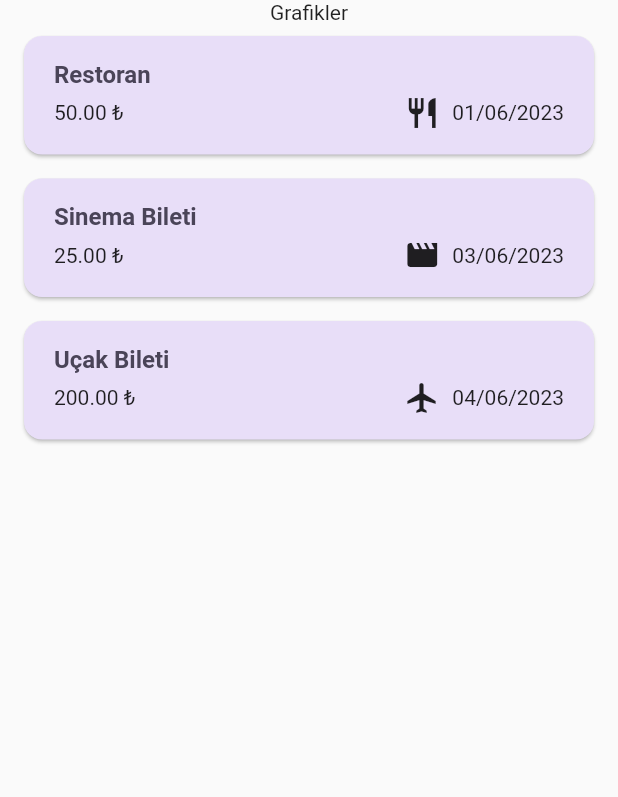
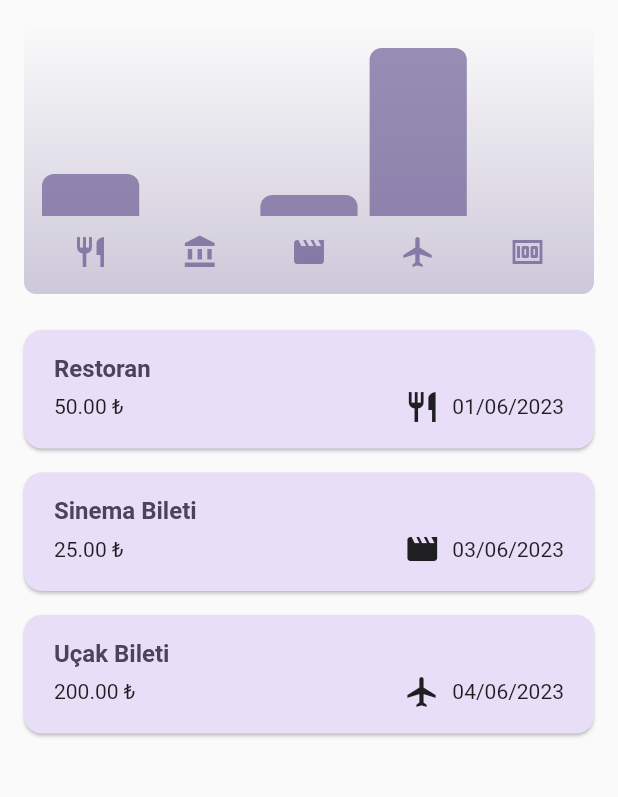
Before and after one commit to burakkbicer/expense_tracker, a Flutter app: the screen it shows after launch, on a phone screen of 412 x 824 dp, the part 84-881 px from its top. Run offline on Flutter 3.47's test engine with Material 2 defaults, Android fonts, the phone set to English and light mode, and no system bars.

Commit message:
feat: Implemented charting functionality

```diff
--- a/lib/models/expense.dart
+++ b/lib/models/expense.dart
@@ -33,3 +33,25 @@ class Expense {
 
   String get formattedDate => formatter.format(date);
 }
+
+class ExpenseBucket {
+  const ExpenseBucket({required this.category, required this.expenses});
+
+  ExpenseBucket.forCategory(List<Expense> allExpenses, this.category)
+      : expenses = allExpenses
+            .where((expense) => expense.category == category)
+            .toList();
+
+  final Category category;
+  final List<Expense> expenses;
+
+  double get totalExpenses {
+    double sum = 0;
+
+    for (final expense in expenses) {
+      sum += expense.amount;
+    }
+
+    return sum;
+  }
+}
--- /dev/null
+++ b/lib/widgets/chart/chart.dart
@@ -0,0 +1,96 @@
+import 'package:flutter/material.dart';
+
+import 'package:expense_tracker/widgets/chart/chart_bar.dart';
+import 'package:expense_tracker/models/expense.dart';
+
+class Chart extends StatelessWidget {
+  const Chart({super.key, required this.expenses});
+
+  final List<Expense> expenses;
+
+  List<ExpenseBucket> get buckets {
+    return [
+      ExpenseBucket.forCategory(expenses, Category.yemek),
+      ExpenseBucket.forCategory(expenses, Category.banka),
+      ExpenseBucket.forCategory(expenses, Category.eglence),
+      ExpenseBucket.forCategory(expenses, Category.seyahat),
+      ExpenseBucket.forCategory(expenses, Category.diger),
+    ];
+  }
+
+  double get maxTotalExpense {
+    double maxTotalExpense = 0;
+
+    for (final bucket in buckets) {
+      if (bucket.totalExpenses > maxTotalExpense) {
+        maxTotalExpense = bucket.totalExpenses;
+      }
+    }
+
+    return maxTotalExpense;
+  }
+
+  @override
+  Widget build(BuildContext context) {
+    final isDarkMode =
+        MediaQuery.of(context).platformBrightness == Brightness.dark;
+    return Container(
+      margin: const EdgeInsets.all(16),
+      padding: const EdgeInsets.symmetric(
+        vertical: 16,
+        horizontal: 8,
+      ),
+      width: double.infinity,
+      height: 180,
+      decoration: BoxDecoration(
+        borderRadius: BorderRadius.circular(8),
+        gradient: LinearGradient(
+          colors: [
+            Theme.of(context).colorScheme.primary.withOpacity(0.3),
+            Theme.of(context).colorScheme.primary.withOpacity(0.0)
+          ],
+          begin: Alignment.bottomCenter,
+          end: Alignment.topCenter,
+        ),
+      ),
+      child: Column(
+        children: [
+          Expanded(
+            child: Row(
+              crossAxisAlignment: CrossAxisAlignment.end,
+              children: [
+                for (final bucket in buckets) // alternative to map()
+                  ChartBar(
+                    fill: bucket.totalExpenses == 0
+                        ? 0
+                        : bucket.totalExpenses / maxTotalExpense,
+                  )
+              ],
+            ),
+          ),
+          const SizedBox(height: 12),
+          Row(
+            children: buckets
+                .map(
+                  (bucket) => Expanded(
+                    child: Padding(
+                      padding: const EdgeInsets.symmetric(horizontal: 4),
+                      child: Icon(
+                        categoryIcons[bucket.category],
+                        color: isDarkMode
+                            ? Theme.of(context).colorScheme.secondary
+                            : Theme.of(context)
+                                .colorScheme
+                                .primary
+                                .withOpacity(0.7),
+                      ),
+                    ),
+                  ),
+                )
+                .toList(),
+          )
+        ],
+      ),
+    );
+  }
+}
--- /dev/null
+++ b/lib/widgets/chart/chart_bar.dart
@@ -0,0 +1,34 @@
+import 'package:flutter/material.dart';
+
+class ChartBar extends StatelessWidget {
+  const ChartBar({
+    super.key,
+    required this.fill,
+  });
+
+  final double fill;
+
+  @override
+  Widget build(BuildContext context) {
+    final isDarkMode =
+        MediaQuery.of(context).platformBrightness == Brightness.dark;
+    return Expanded(
+      child: Padding(
+        padding: const EdgeInsets.symmetric(horizontal: 4),
+        child: FractionallySizedBox(
+          heightFactor: fill,
+          child: DecoratedBox(
+            decoration: BoxDecoration(
+              shape: BoxShape.rectangle,
+              borderRadius:
+                  const BorderRadius.vertical(top: Radius.circular(8)),
+              color: isDarkMode
+                  ? Theme.of(context).colorScheme.secondary
+                  : Theme.of(context).colorScheme.primary.withOpacity(0.65),
+            ),
+          ),
+        ),
+      ),
+    );
+  }
+}
--- a/lib/widgets/expenses.dart
+++ b/lib/widgets/expenses.dart
@@ -3,6 +3,7 @@ import 'package:flutter/material.dart';
 import 'package:expense_tracker/models/expense.dart';
 import 'package:expense_tracker/widgets/expenses_list/expenses_list.dart';
 import 'package:expense_tracker/widgets/new_expense.dart';
+import 'package:expense_tracker/widgets/chart/chart.dart';
 
 class Expenses extends StatefulWidget {
   const Expenses({super.key});
@@ -94,7 +95,7 @@ class _ExpensesState extends State<Expenses> {
       ),
       body: Column(
         children: [
-          const Text('Grafikler'),
+          Chart(expenses: _registeredExpenses),
           Expanded(
             child: mainContent,
           ),
```
